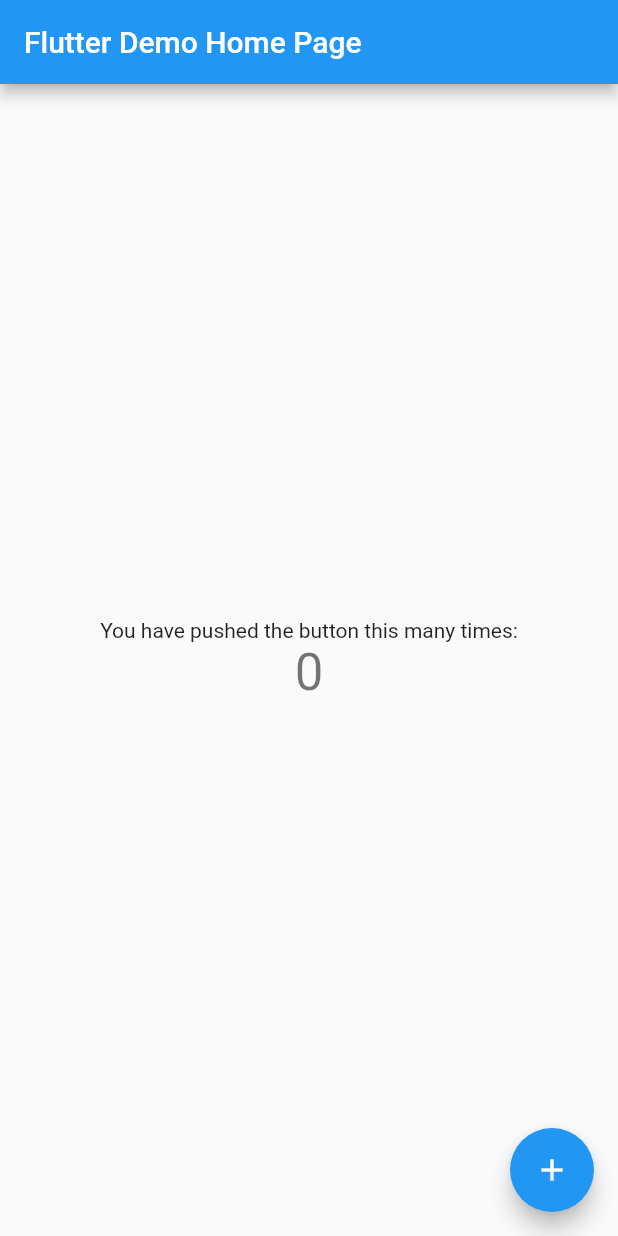
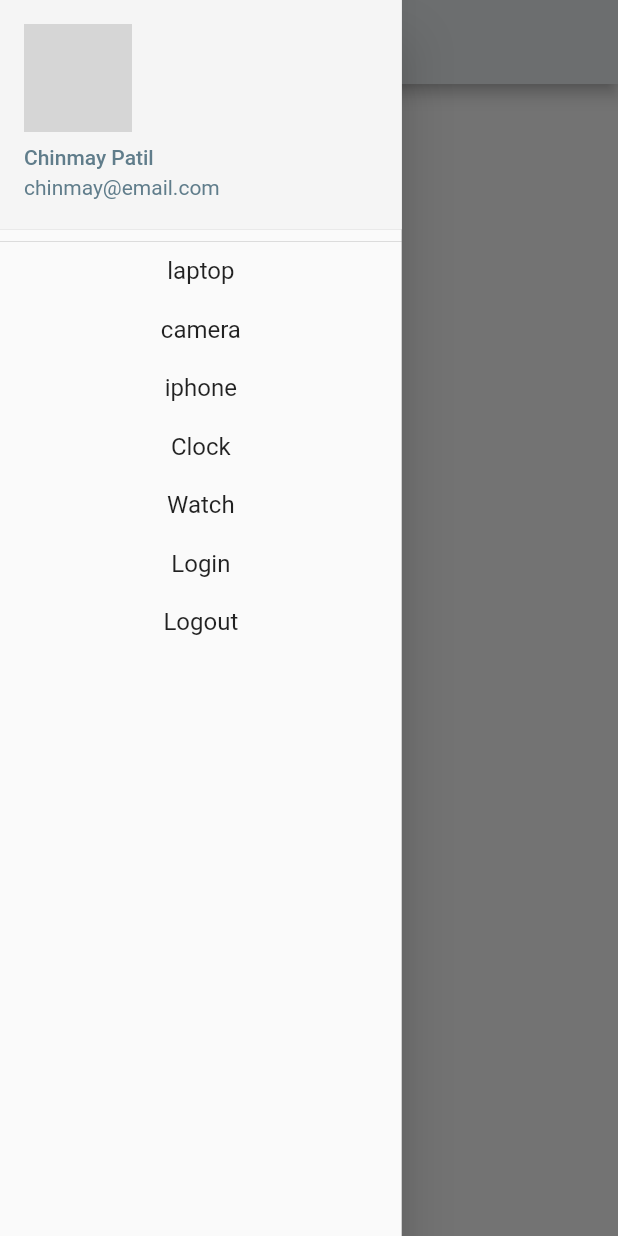
Before and after one commit to Chinmay487/project_mobile_app, a Flutter app: the screen it shows after launch, with the side drawer open (before the commit the screen has no drawer), on a phone screen of 412 x 824 dp. Run offline on Flutter 3.47's test engine with Material 2 defaults, Android fonts, the phone set to English and light mode, and no system bars; network calls fail; grey boxes are pictures that could not be loaded.

Commit message:
drawer added

```diff
--- /dev/null
+++ b/lib/authentication/auth_actions.dart
@@ -0,0 +1,41 @@
+import "package:flutter/material.dart";
+
+class LoginAction extends StatelessWidget {
+  const LoginAction({Key? key}) : super(key: key);
+
+  @override
+  Widget build(BuildContext context) {
+    return Container(
+      margin: EdgeInsets.symmetric(vertical: 10,horizontal: 0),
+      child: GestureDetector(
+        onTap: (){},
+        child:const Text(
+          "Login",
+          style: TextStyle(
+            fontSize: 16,
+          ),
+        ),
+      ),
+    );;
+  }
+}
+
+class LogoutAction extends StatelessWidget {
+  const LogoutAction({Key? key}) : super(key: key);
+
+  @override
+  Widget build(BuildContext context) {
+    return Container(
+      margin: const EdgeInsets.symmetric(vertical: 10,horizontal: 0),
+      child: GestureDetector(
+        onTap: (){},
+        child:const Text(
+          "Logout",
+          style: TextStyle(
+            fontSize: 16,
+          ),
+        ),
+      ),
+    );
+  }
+}
--- /dev/null
+++ b/lib/drawer/app_drawer_header.dart
@@ -0,0 +1,39 @@
+import 'package:flutter/material.dart';
+
+class AppDrwerHeader extends StatelessWidget {
+  const AppDrwerHeader({Key? key}) : super(key: key);
+
+  @override
+  Widget build(BuildContext context) {
+
+    const _imageUrl = "https://ggsc.s3.amazonaws.com/images/uploads/The_Science-Backed_Benefits_of_Being_a_Dog_Owner.jpg";
+
+    return const  DrawerHeader(
+      margin: EdgeInsets.all(0),
+      padding: EdgeInsets.all(0),
+      child: UserAccountsDrawerHeader(
+        decoration: BoxDecoration(
+          color: Color(0xffF5F5F5),
+        ),
+        accountName: Text(
+          "Chinmay Patil",
+          style: TextStyle(
+            color: Colors.blueGrey,
+          ),
+        ),
+        accountEmail: Text(
+          "chinmay@email.com",
+          style: TextStyle(
+            color: Colors.blueGrey,
+          ),
+        ),
+        currentAccountPicture: CircleAvatar(
+          // backgroundColor: Colors.white,
+          radius: 45.0,
+          backgroundImage: NetworkImage(_imageUrl),
+          // radius: MediaQuery.of(context).size.width * 0.15,
+        ),
+      ),
+    );
+  }
+}
--- /dev/null
+++ b/lib/drawer/drawer.dart
@@ -0,0 +1,51 @@
+import "package:flutter/material.dart";
+import "./app_drawer_header.dart";
+import "./drawer_element.dart";
+import "../authentication/auth_actions.dart";
+
+
+class MyDrawer extends StatelessWidget {
+  const MyDrawer({Key? key}) : super(key: key);
+
+  @override
+  Widget build(BuildContext context) {
+
+
+    return SafeArea(
+      child: SizedBox(
+        width: MediaQuery.of(context).size.width * 0.65,
+        child: Drawer(
+          // backgroundColor: ,
+          child: ListView(
+            children: [
+              const AppDrwerHeader(),
+              Column(
+                crossAxisAlignment: CrossAxisAlignment.center,
+                mainAxisAlignment: MainAxisAlignment.spaceBetween,
+                children: [
+                  Column(
+                    children: [
+                      DrawerElement(category:"laptop"),
+                      DrawerElement(category: "camera",),
+                      DrawerElement(category:"iphone",),
+                      DrawerElement(category:"Clock",),
+                      DrawerElement(category:"Watch",),
+                    ],
+                  ),
+                  Column(
+                    children:const  [
+                      LoginAction(),
+                      LogoutAction(),
+                    ],
+                  )
+
+
+                ],
+              )
+            ],
+          ),
+        ),
+      ),
+    );
+  }
+}
--- /dev/null
+++ b/lib/drawer/drawer_element.dart
@@ -0,0 +1,27 @@
+import "package:flutter/material.dart";
+
+
+class DrawerElement extends StatelessWidget {
+  // const DrawerElement({Key? key}) : super(key: key);
+
+  final String? category;
+  // final String?
+
+  DrawerElement({this.category:""});
+
+  @override
+  Widget build(BuildContext context) {
+    return Container(
+      margin: EdgeInsets.symmetric(vertical: 10,horizontal: 0),
+      child: GestureDetector(
+        onTap: (){},
+        child:Text(
+            category!,
+          style: TextStyle(
+            fontSize: 16,
+          ),
+        ),
+      ),
+    );
+  }
+}
--- /dev/null
+++ b/lib/home_page/home_page.dart
@@ -0,0 +1,29 @@
+import "package:flutter/material.dart";
+import "../drawer/drawer.dart";
+
+class HomePage extends StatelessWidget {
+  const HomePage({Key? key}) : super(key: key);
+
+  @override
+  Widget build(BuildContext context) {
+    return Scaffold(
+      appBar: AppBar(
+        iconTheme: const IconThemeData(color: Color(0xff37474F)),
+        title: const Text(
+          "ShopHeaven",
+          style: TextStyle(
+            color: Colors.black,
+            fontWeight: FontWeight.bold,
+          ),
+        ),
+        backgroundColor: const Color(0xffECEFF1),
+      ),
+      drawer: const MyDrawer(),
+      body: const SafeArea(
+        child: Center(
+          child: Text("Welcome"),
+        ),
+      ),
+    );
+  }
+}
--- a/lib/main.dart
+++ b/lib/main.dart
@@ -1,115 +1,21 @@
-import 'package:flutter/material.dart';
+import "package:flutter/material.dart";
+import "./home_page/home_page.dart";
 
-void main() {
-  runApp(const MyApp());
+void main(){
+  return runApp(const Root());
 }
 
-class MyApp extends StatelessWidget {
-  const MyApp({Key? key}) : super(key: key);
 
-  // This widget is the root of your application.
+class Root extends StatelessWidget {
+  const Root({Key? key}) : super(key: key);
+
   @override
   Widget build(BuildContext context) {
     return MaterialApp(
-      title: 'Flutter Demo',
-      theme: ThemeData(
-        // This is the theme of your application.
-        //
-        // Try running your application with "flutter run". You'll see the
-        // application has a blue toolbar. Then, without quitting the app, try
-        // changing the primarySwatch below to Colors.green and then invoke
-        // "hot reload" (press "r" in the console where you ran "flutter run",
-        // or simply save your changes to "hot reload" in a Flutter IDE).
-        // Notice that the counter didn't reset back to zero; the application
-        // is not restarted.
-        primarySwatch: Colors.blue,
-      ),
-      home: const MyHomePage(title: 'Flutter Demo Home Page'),
+      initialRoute: "/",
+      routes:{
+        "/" : (context) => const HomePage(),
+      },
     );
   }
 }
-
-class MyHomePage extends StatefulWidget {
-  const MyHomePage({Key? key, required this.title}) : super(key: key);
-
-  // This widget is the home page of your application. It is stateful, meaning
-  // that it has a State object (defined below) that contains fields that affect
-  // how it looks.
-
-  // This class is the configuration for the state. It holds the values (in this
-  // case the title) provided by the parent (in this case the App widget) and
-  // used by the build method of the State. Fields in a Widget subclass are
-  // always marked "final".
-
-  final String title;
-
-  @override
-  State<MyHomePage> createState() => _MyHomePageState();
-}
-
-class _MyHomePageState extends State<MyHomePage> {
-  int _counter = 0;
-
-  void _incrementCounter() {
-    setState(() {
-      // This call to setState tells the Flutter framework that something has
-      // changed in this State, which causes it to rerun the build method below
-      // so that the display can reflect the updated values. If we changed
-      // _counter without calling setState(), then the build method would not be
-      // called again, and so nothing would appear to happen.
-      _counter++;
-    });
-  }
-
-  @override
-  Widget build(BuildContext context) {
-    // This method is rerun every time setState is called, for instance as done
-    // by the _incrementCounter method above.
-    //
-    // The Flutter framework has been optimized to make rerunning build methods
-    // fast, so that you can just rebuild anything that needs updating rather
-    // than having to individually change instances of widgets.
-    return Scaffold(
-      appBar: AppBar(
-        // Here we take the value from the MyHomePage object that was created by
-        // the App.build method, and use it to set our appbar title.
-        title: Text(widget.title),
-      ),
-      body: Center(
-        // Center is a layout widget. It takes a single child and positions it
-        // in the middle of the parent.
-        child: Column(
-          // Column is also a layout widget. It takes a list of children and
-          // arranges them vertically. By default, it sizes itself to fit its
-          // children horizontally, and tries to be as tall as its parent.
-          //
-          // Invoke "debug painting" (press "p" in the console, choose the
-          // "Toggle Debug Paint" action from the Flutter Inspector in Android
-          // Studio, or the "Toggle Debug Paint" command in Visual Studio Code)
-          // to see the wireframe for each widget.
-          //
-          // Column has various properties to control how it sizes itself and
-          // how it positions its children. Here we use mainAxisAlignment to
-          // center the children vertically; the main axis here is the vertical
-          // axis because Columns are vertical (the cross axis would be
-          // horizontal).
-          mainAxisAlignment: MainAxisAlignment.center,
-          children: <Widget>[
-            const Text(
-              'You have pushed the button this many times:',
-            ),
-            Text(
-              '$_counter',
-              style: Theme.of(context).textTheme.headline4,
-            ),
-          ],
-        ),
-      ),
-      floatingActionButton: FloatingActionButton(
-        onPressed: _incrementCounter,
-        tooltip: 'Increment',
-        child: const Icon(Icons.add),
-      ), // This trailing comma makes auto-formatting nicer for build methods.
-    );
-  }
-}
```
